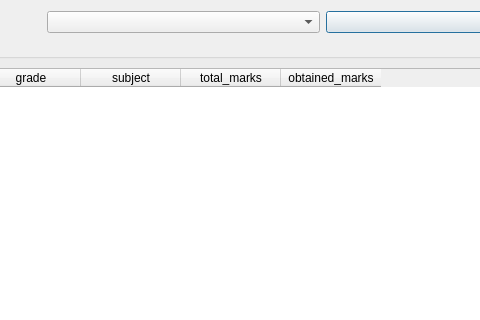
Old version of the form ExamSphereV1/pastresult.ui in the repository BiratBC/ExamSphereV1; both pictures show x 243 to 723 and y 0 to 320 of the 1131 by 751 pixel window.
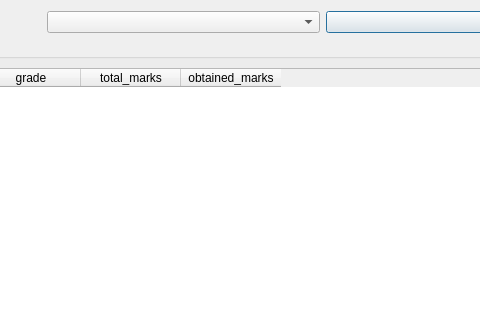
New version of the form.

Patch:
```diff
--- a/ExamSphereV1/pastresult.ui
+++ b/ExamSphereV1/pastresult.ui
@@ -66,11 +66,6 @@
           <string>grade</string>
          </property>
         </column>
-        <column>
-         <property name="text">
-          <string>subject</string>
-         </property>
-        </column>
         <column>
          <property name="text">
           <string>total_marks</string>
```
